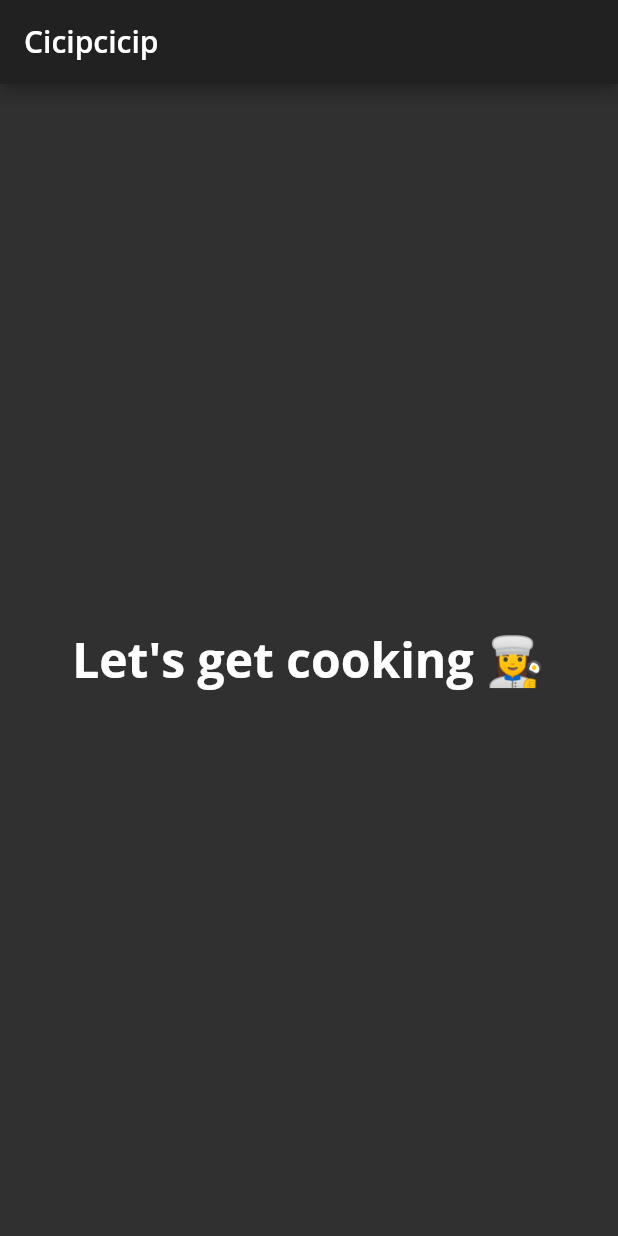
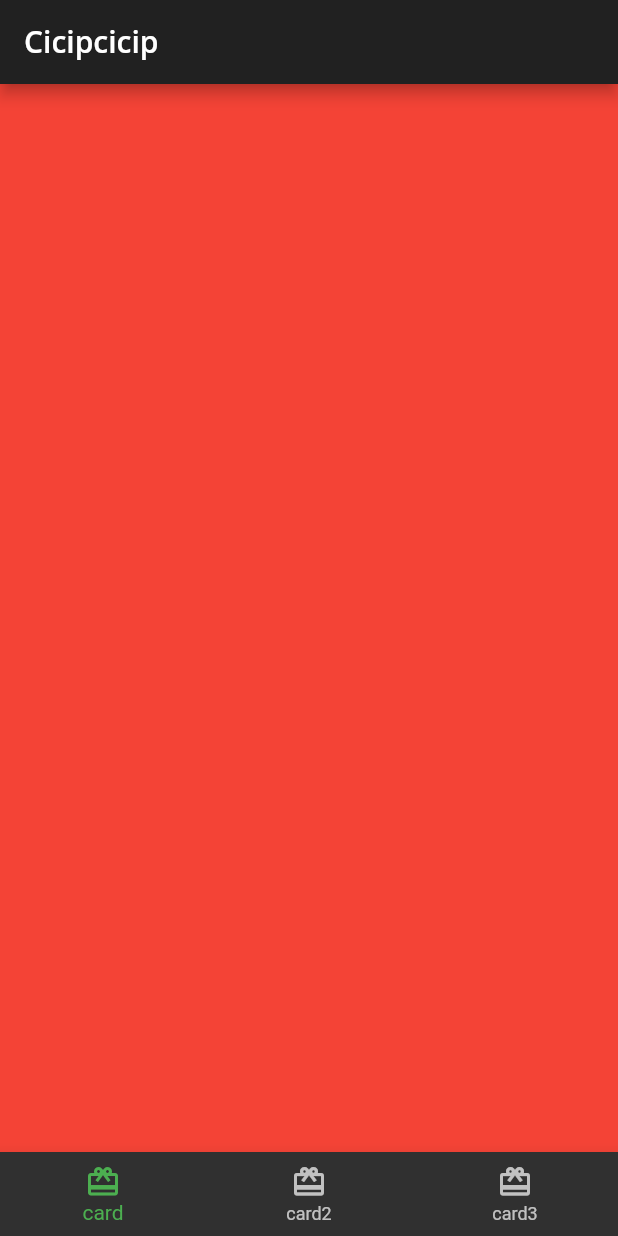
Before and after one commit to zuyatna/cicipcicip, a Flutter app: the screen it shows after launch, on a phone screen of 412 x 824 dp. Run offline on Flutter 3.47's test engine with Material 2 defaults, Android fonts, the phone set to English and light mode, and no system bars; our stand-ins replace google_fonts.

Commit message:
indicating the selected tab bar item in home.dart

```diff
--- a/lib/home.dart
+++ b/lib/home.dart
@@ -8,7 +8,21 @@ class Home extends StatefulWidget {
 }
 
 class _HomeState extends State<Home> {
-  // TODO: Add state variables and functions
+  int _selectedIndex = 0;
+  static List<Widget> pages = <Widget>[
+    // TODO: Replace with card1
+    Container(color: Colors.red,),
+    // TODO: Replace with card2
+    Container(color: Colors.green,),
+    // TODO: Replace with card3
+    Container(color: Colors.blue,)
+  ];
+
+  void _onItemTapped(int index) {
+    setState(() {
+      _selectedIndex = index;
+    });
+  }
 
   @override
   Widget build(BuildContext context) {
@@ -20,13 +34,17 @@ class _HomeState extends State<Home> {
         ),
       ),
       // TODO: Show selected tab
-      body: Center(
-        child: Text(
-          'Let\'s get cooking 👩‍🍳',
-          style: Theme.of(context).textTheme.headline1,
-        ),
+      body: pages[_selectedIndex],
+      bottomNavigationBar: BottomNavigationBar(
+        selectedItemColor: Theme.of(context).textSelectionTheme.selectionColor,
+        currentIndex: _selectedIndex,
+        onTap: _onItemTapped,
+        items: const <BottomNavigationBarItem>[
+          BottomNavigationBarItem(icon: Icon(Icons.card_giftcard), label: 'card'),
+          BottomNavigationBarItem(icon: Icon(Icons.card_giftcard), label: 'card2'),
+          BottomNavigationBarItem(icon: Icon(Icons.card_giftcard), label: 'card3'),
+        ],
       ),
-      // TODO: Add bottom navigation bar
     );
   }
 }
```
